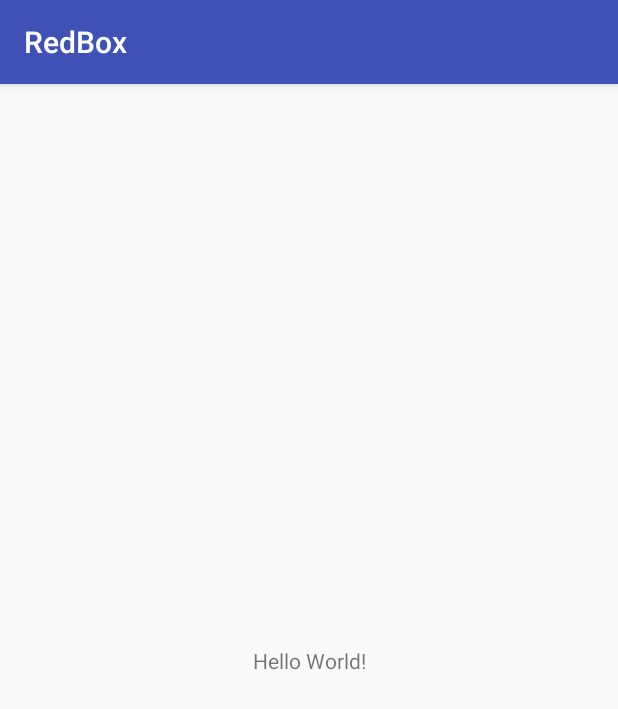
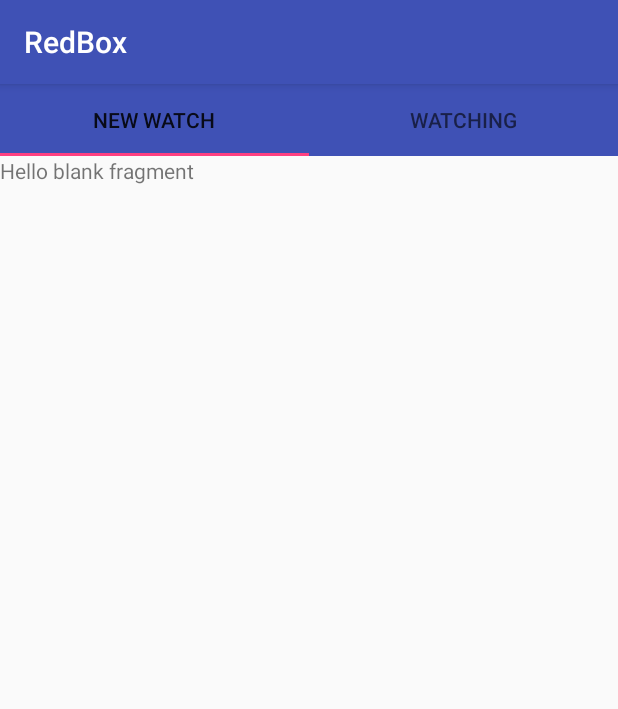
Before and after one commit to Trashcleaner/RedBox, an Android app: the screen it shows after launch (MainActivity), on a phone screen of 412 x 824 dp. Shown: the top 709 px of the screen. Run offline under Robolectric (Android 15) with nearby library versions, the phone set to English and light mode, and no system bars.

Commit message:
App with tabs

```diff
--- a/app/build.gradle
+++ b/app/build.gradle
@@ -26,5 +26,9 @@ dependencies {
     })
     compile 'com.android.support:appcompat-v7:25.3.1'
     compile 'com.android.support.constraint:constraint-layout:1.0.2'
+    compile 'com.android.support:support-v4:25.3.1'
+    compile 'com.android.support:recyclerview-v7:25.3.1'
+    compile 'com.android.support:design:25.3.1'
+
     testCompile 'junit:junit:4.12'
 }
--- a/app/src/main/AndroidManifest.xml
+++ b/app/src/main/AndroidManifest.xml
@@ -9,7 +9,7 @@
         android:roundIcon="@mipmap/ic_launcher_round"
         android:supportsRtl="true"
         android:theme="@style/AppTheme">
-        <activity android:name=".MainActivity">
+        <activity android:name=".activities.MainActivity">
             <intent-filter>
                 <action android:name="android.intent.action.MAIN" />
 
--- a/app/src/main/java/com/kiwi/redbox/redbox/MainActivity.java
+++ /dev/null
@@ -1,13 +0,0 @@
-package com.kiwi.redbox.redbox;
-
-import android.support.v7.app.AppCompatActivity;
-import android.os.Bundle;
-
-public class MainActivity extends AppCompatActivity {
-
-    @Override
-    protected void onCreate(Bundle savedInstanceState) {
-        super.onCreate(savedInstanceState);
-        setContentView(R.layout.activity_main);
-    }
-}
--- /dev/null
+++ b/app/src/main/java/com/kiwi/redbox/redbox/activities/MainActivity.java
@@ -0,0 +1,76 @@
+package com.kiwi.redbox.redbox.activities;
+
+import android.net.Uri;
+import android.os.Bundle;
+import android.support.design.widget.TabLayout;
+import android.support.v4.view.ViewPager;
+import android.support.v7.app.AppCompatActivity;
+import android.widget.Toast;
+
+import com.kiwi.redbox.redbox.R;
+import com.kiwi.redbox.redbox.adapters.SectionPagerAdapter;
+import com.kiwi.redbox.redbox.fragments.NewWatchFragment;
+import com.kiwi.redbox.redbox.fragments.WatchingFragment;
+import com.kiwi.redbox.redbox.adapters.WatchingItemRecyclerViewAdapter;
+import com.kiwi.redbox.redbox.fragments.content.WatchingFlightsContent;
+
+public class MainActivity extends AppCompatActivity implements WatchingFragment.OnListFragmentInteractionListener, NewWatchFragment.OnFragmentInteractionListener{
+
+    private static final String TAG = "MainActivity";
+    private ViewPager mPager;
+    private TabLayout mTabLayout;
+    private SectionPagerAdapter mAdapter;
+
+    @Override
+    protected void onCreate(Bundle savedInstanceState) {
+        super.onCreate(savedInstanceState);
+        setContentView(R.layout.activity_main);
+
+        mPager = (ViewPager) findViewById(R.id.pager);
+        mTabLayout = (TabLayout) findViewById(R.id.tabs);
+
+        mAdapter = new SectionPagerAdapter(getSupportFragmentManager());
+        mPager.setAdapter(mAdapter);
+
+
+        // Tabs Configuration
+        final TabLayout.Tab newWatch = mTabLayout.newTab();
+        final TabLayout.Tab watching = mTabLayout.newTab();
+
+        newWatch.setText("New watch");
+        watching.setText("Watching");
+
+        mTabLayout.addTab(newWatch, 0);
+        mTabLayout.addTab(watching, 1);
+
+        mPager.addOnPageChangeListener(new TabLayout.TabLayoutOnPageChangeListener(mTabLayout));
+
+        mTabLayout.addOnTabSelectedListener(new TabLayout.OnTabSelectedListener() {
+            @Override
+            public void onTabSelected(TabLayout.Tab tab) {
+                mPager.setCurrentItem(tab.getPosition());
+            }
+
+            @Override
+            public void onTabUnselected(TabLayout.Tab tab) {
+
+            }
+
+            @Override
+            public void onTabReselected(TabLayout.Tab tab) {
+
+            }
+        });
+    }
+
+    @Override
+    public void onListFragmentInteraction(WatchingFlightsContent.WatchingFlight item) {
+        Toast.makeText(getApplicationContext(), TAG + " onListFragmentInteraction",Toast.LENGTH_SHORT).show();
+    }
+
+    @Override
+    public void onFragmentInteraction(Uri uri) {
+        Toast.makeText(getApplicationContext(), TAG + " onFragmentInteraction",Toast.LENGTH_SHORT).show();
+
+    }
+}
--- /dev/null
+++ b/app/src/main/java/com/kiwi/redbox/redbox/adapters/SectionPagerAdapter.java
@@ -0,0 +1,37 @@
+package com.kiwi.redbox.redbox.adapters;
+
+import android.support.v4.app.Fragment;
+import android.support.v4.app.FragmentManager;
+import android.support.v4.app.FragmentPagerAdapter;
+
+import com.kiwi.redbox.redbox.fragments.NewWatchFragment;
+import com.kiwi.redbox.redbox.fragments.WatchingFragment;
+
+/**
+ * Created by obrusvit on 24.6.17.
+ */
+
+public class SectionPagerAdapter extends FragmentPagerAdapter {
+
+
+    public SectionPagerAdapter(FragmentManager fm) {
+        super(fm);
+    }
+
+    @Override
+    public Fragment getItem(int position) {
+
+        switch (position){
+            case 0:
+                return new NewWatchFragment();
+            case 1:
+                return new WatchingFragment();
+        }
+        return null;
+    }
+
+    @Override
+    public int getCount() {
+        return 2;
+    }
+}
--- /dev/null
+++ b/app/src/main/java/com/kiwi/redbox/redbox/adapters/WatchingItemRecyclerViewAdapter.java
@@ -0,0 +1,78 @@
+package com.kiwi.redbox.redbox.adapters;
+
+import android.support.v7.widget.RecyclerView;
+import android.view.LayoutInflater;
+import android.view.View;
+import android.view.ViewGroup;
+import android.widget.TextView;
+
+import com.kiwi.redbox.redbox.R;
+import com.kiwi.redbox.redbox.fragments.WatchingFragment.OnListFragmentInteractionListener;
+import com.kiwi.redbox.redbox.fragments.content.WatchingFlightsContent.WatchingFlight;
+
+import java.util.List;
+
+/**
+ * {@link RecyclerView.Adapter} that can display a {@link WatchingFlight} and makes a call to the
+ * specified {@link OnListFragmentInteractionListener}.
+ * TODO: Replace the implementation with code for your data type.
+ */
+public class WatchingItemRecyclerViewAdapter extends RecyclerView.Adapter<WatchingItemRecyclerViewAdapter.ViewHolder> {
+
+    private final List<WatchingFlight> mValues;
+    private final OnListFragmentInteractionListener mListener;
+
+    public WatchingItemRecyclerViewAdapter(List<WatchingFlight> items, OnListFragmentInteractionListener listener) {
+        mValues = items;
+        mListener = listener;
+    }
+
+    @Override
+    public ViewHolder onCreateViewHolder(ViewGroup parent, int viewType) {
+        View view = LayoutInflater.from(parent.getContext())
+                .inflate(R.layout.fragment_item, parent, false);
+        return new ViewHolder(view);
+    }
+
+    @Override
+    public void onBindViewHolder(final ViewHolder holder, int position) {
+        holder.mItem = mValues.get(position);
+        holder.mIdView.setText(mValues.get(position).id);
+        holder.mContentView.setText(mValues.get(position).content);
+
+        holder.mView.setOnClickListener(new View.OnClickListener() {
+            @Override
+            public void onClick(View v) {
+                if (null != mListener) {
+                    // Notify the active callbacks interface (the activity, if the
+                    // fragment is attached to one) that an item has been selected.
+                    mListener.onListFragmentInteraction(holder.mItem);
+                }
+            }
+        });
+    }
+
+    @Override
+    public int getItemCount() {
+        return mValues.size();
+    }
+
+    public class ViewHolder extends RecyclerView.ViewHolder {
+        public final View mView;
+        public final TextView mIdView;
+        public final TextView mContentView;
+        public WatchingFlight mItem;
+
+        public ViewHolder(View view) {
+            super(view);
+            mView = view;
+            mIdView = (TextView) view.findViewById(R.id.id);
+            mContentView = (TextView) view.findViewById(R.id.content);
+        }
+
+        @Override
+        public String toString() {
+            return super.toString() + " '" + mContentView.getText() + "'";
+        }
+    }
+}
--- /dev/null
+++ b/app/src/main/java/com/kiwi/redbox/redbox/fragments/NewWatchFragment.java
@@ -0,0 +1,109 @@
+package com.kiwi.redbox.redbox.fragments;
+
+import android.content.Context;
+import android.net.Uri;
+import android.os.Bundle;
+import android.support.v4.app.Fragment;
+import android.view.LayoutInflater;
+import android.view.View;
+import android.view.ViewGroup;
+
+import com.kiwi.redbox.redbox.R;
+
+/**
+ * A simple {@link Fragment} subclass.
+ * Activities that contain this fragment must implement the
+ * {@link NewWatchFragment.OnFragmentInteractionListener} interface
+ * to handle interaction events.
+ * Use the {@link NewWatchFragment#newInstance} factory method to
+ * create an instance of this fragment.
+ */
+public class NewWatchFragment extends Fragment {
+    // TODO: Rename parameter arguments, choose names that match
+    // the fragment initialization parameters, e.g. ARG_ITEM_NUMBER
+    private static final String ARG_PARAM1 = "param1";
+    private static final String ARG_PARAM2 = "param2";
+
+    // TODO: Rename and change types of parameters
+    private String mParam1;
+    private String mParam2;
+
+    private OnFragmentInteractionListener mListener;
+
+    public NewWatchFragment() {
+        // Required empty public constructor
+    }
+
+    /**
+     * Use this factory method to create a new instance of
+     * this fragment using the provided parameters.
+     *
+     * @param param1 Parameter 1.
+     * @param param2 Parameter 2.
+     * @return A new instance of fragment NewWatchFragment.
+     */
+    // TODO: Rename and change types and number of parameters
+    public static NewWatchFragment newInstance(String param1, String param2) {
+        NewWatchFragment fragment = new NewWatchFragment();
+        Bundle args = new Bundle();
+        args.putString(ARG_PARAM1, param1);
+        args.putString(ARG_PARAM2, param2);
+        fragment.setArguments(args);
+        return fragment;
+    }
+
+    @Override
+    public void onCreate(Bundle savedInstanceState) {
+        super.onCreate(savedInstanceState);
+        if (getArguments() != null) {
+            mParam1 = getArguments().getString(ARG_PARAM1);
+            mParam2 = getArguments().getString(ARG_PARAM2);
+        }
+    }
+
+    @Override
+    public View onCreateView(LayoutInflater inflater, ViewGroup container,
+                             Bundle savedInstanceState) {
+        // Inflate the layout for this fragment
+        return inflater.inflate(R.layout.fragment_new_watch, container, false);
+    }
+
+    // TODO: Rename method, update argument and hook method into UI event
+    public void onButtonPressed(Uri uri) {
+        if (mListener != null) {
+            mListener.onFragmentInteraction(uri);
+        }
+    }
+
+    @Override
+    public void onAttach(Context context) {
+        super.onAttach(context);
+        if (context instanceof OnFragmentInteractionListener) {
+            mListener = (OnFragmentInteractionListener) context;
+        } else {
+            throw new RuntimeException(context.toString()
+                    + " must implement OnFragmentInteractionListener");
+        }
+    }
+
+    @Override
+    public void onDetach() {
+        super.onDetach();
+        mListener = null;
+    }
+
+    /**
+     * This interface must be implemented by activities that contain this
+     * fragment to allow an interaction in this fragment to be communicated
+     * to the activity and potentially other fragments contained in that
+     * activity.
+     * <p>
+     * See the Android Training lesson <a href=
+     * "http://developer.android.com/training/basics/fragments/communicating.html"
+     * >Communicating with Other Fragments</a> for more information.
+     */
+    public interface OnFragmentInteractionListener {
+        // TODO: Update argument type and name
+        void onFragmentInteraction(Uri uri);
+    }
+}
--- /dev/null
+++ b/app/src/main/java/com/kiwi/redbox/redbox/fragments/WatchingFragment.java
@@ -0,0 +1,109 @@
+package com.kiwi.redbox.redbox.fragments;
+
+import android.content.Context;
+import android.os.Bundle;
+import android.support.v4.app.Fragment;
+import android.support.v7.widget.GridLayoutManager;
+import android.support.v7.widget.LinearLayoutManager;
+import android.support.v7.widget.RecyclerView;
+import android.view.LayoutInflater;
+import android.view.View;
+import android.view.ViewGroup;
+
+import com.kiwi.redbox.redbox.R;
+import com.kiwi.redbox.redbox.adapters.WatchingItemRecyclerViewAdapter;
+import com.kiwi.redbox.redbox.fragments.content.WatchingFlightsContent;
+import com.kiwi.redbox.redbox.fragments.content.WatchingFlightsContent.WatchingFlight;
+
+/**
+ * A fragment representing a list of Items.
+ * <p/>
+ * Activities containing this fragment MUST implement the {@link OnListFragmentInteractionListener}
+ * interface.
+ */
+public class WatchingFragment extends Fragment {
+
+    // TODO: Customize parameter argument names
+    private static final String ARG_COLUMN_COUNT = "column-count";
+    // TODO: Customize parameters
+    private int mColumnCount = 1;
+    private OnListFragmentInteractionListener mListener;
+
+    /**
+     * Mandatory empty constructor for the fragment manager to instantiate the
+     * fragment (e.g. upon screen orientation changes).
+     */
+    public WatchingFragment() {
+    }
+
+    // TODO: Customize parameter initialization
+    @SuppressWarnings("unused")
+    public static WatchingFragment newInstance(int columnCount) {
+        WatchingFragment fragment = new WatchingFragment();
+        Bundle args = new Bundle();
+        args.putInt(ARG_COLUMN_COUNT, columnCount);
+        fragment.setArguments(args);
+        return fragment;
+    }
+
+    @Override
+    public void onCreate(Bundle savedInstanceState) {
+        super.onCreate(savedInstanceState);
+
+        if (getArguments() != null) {
+            mColumnCount = getArguments().getInt(ARG_COLUMN_COUNT);
+        }
+    }
+
+    @Override
+    public View onCreateView(LayoutInflater inflater, ViewGroup container,
+                             Bundle savedInstanceState) {
+        View view = inflater.inflate(R.layout.fragment_item_list, container, false);
+
+        // Set the adapter
+        if (view instanceof RecyclerView) {
+            Context context = view.getContext();
+            RecyclerView recyclerView = (RecyclerView) view;
+            if (mColumnCount <= 1) {
+                recyclerView.setLayoutManager(new LinearLayoutManager(context));
+            } else {
+                recyclerView.setLayoutManager(new GridLayoutManager(context, mColumnCount));
+            }
+            recyclerView.setAdapter(new WatchingItemRecyclerViewAdapter(WatchingFlightsContent.ITEMS, mListener));
+        }
+        return view;
+    }
+
+
+    @Override
+    public void onAttach(Context context) {
+        super.onAttach(context);
+        if (context instanceof OnListFragmentInteractionListener) {
+            mListener = (OnListFragmentInteractionListener) context;
+        } else {
+            throw new RuntimeException(context.toString()
+                    + " must implement OnListFragmentInteractionListener");
+        }
+    }
+
+    @Override
+    public void onDetach() {
+        super.onDetach();
+        mListener = null;
+    }
+
+    /**
+     * This interface must be implemented by activities that contain this
+     * fragment to allow an interaction in this fragment to be communicated
+     * to the activity and potentially other fragments contained in that
+     * activity.
+     * <p/>
+     * See the Android Training lesson <a href=
+     * "http://developer.android.com/training/basics/fragments/communicating.html"
+     * >Communicating with Other Fragments</a> for more information.
+     */
+    public interface OnListFragmentInteractionListener {
+        // TODO: Update argument type and name
+        void onListFragmentInteraction(WatchingFlight item);
+    }
+}
--- /dev/null
+++ b/app/src/main/java/com/kiwi/redbox/redbox/fragments/content/WatchingFlightsContent.java
@@ -0,0 +1,72 @@
+package com.kiwi.redbox.redbox.fragments.content;
+
+import java.util.ArrayList;
+import java.util.HashMap;
+import java.util.List;
+import java.util.Map;
+
+/**
+ * Helper class for providing sample content for user interfaces created by
+ * Android template wizards.
+ * <p>
+ * TODO: Replace all uses of this class before publishing your app.
+ */
+public class WatchingFlightsContent {
+
+    /**
+     * An array of sample (dummy) items.
+     */
+    public static final List<WatchingFlight> ITEMS = new ArrayList<WatchingFlight>();
+
+    /**
+     * A map of sample (dummy) items, by ID.
+     */
+    public static final Map<String, WatchingFlight> ITEM_MAP = new HashMap<String, WatchingFlight>();
+
+    private static final int COUNT = 3;
+
+    static {
+        // Add some sample items.
+        for (int i = 1; i <= COUNT; i++) {
+            addItem(createDummyItem(i));
+        }
+    }
+
+    private static void addItem(WatchingFlight item) {
+        ITEMS.add(item);
+        ITEM_MAP.put(item.id, item);
+    }
+
+    private static WatchingFlight createDummyItem(int position) {
+        return new WatchingFlight(String.valueOf(position), "Item " + position, makeDetails(position));
+    }
+
+    private static String makeDetails(int position) {
+        StringBuilder builder = new StringBuilder();
+        builder.append("Details about Item: ").append(position);
+        for (int i = 0; i < position; i++) {
+            builder.append("\nMore details information here.");
+        }
+        return builder.toString();
+    }
+
+    /**
+     * A dummy item representing a piece of content.
+     */
+    public static class WatchingFlight {
+        public final String id;
+        public final String content;
+        public final String details;
+
+        public WatchingFlight(String id, String content, String details) {
+            this.id = id;
+            this.content = content;
+            this.details = details;
+        }
+
+        @Override
+        public String toString() {
+            return content;
+        }
+    }
+}
--- a/app/src/main/res/layout/activity_main.xml
+++ b/app/src/main/res/layout/activity_main.xml
@@ -4,15 +4,36 @@
     xmlns:tools="http://schemas.android.com/tools"
     android:layout_width="match_parent"
     android:layout_height="match_parent"
-    tools:context="com.kiwi.redbox.redbox.MainActivity">
+    tools:context="com.kiwi.redbox.redbox.activities.MainActivity">
 
-    <TextView
-        android:layout_width="wrap_content"
+
+    <android.support.v4.view.ViewPager
+        android:id="@+id/pager"
+        android:layout_width="0dp"
+        android:layout_height="0dp"
+        android:layout_below="@+id/tabs"
+        android:layout_marginBottom="8dp"
+        app:layout_constraintBottom_toBottomOf="parent"
+        android:layout_marginRight="0dp"
+        app:layout_constraintRight_toRightOf="parent"
+        android:layout_marginLeft="0dp"
+        app:layout_constraintLeft_toLeftOf="parent"
+        app:layout_constraintHorizontal_bias="0.0"
+        android:layout_marginTop="0dp"
+        app:layout_constraintTop_toBottomOf="@+id/tabs" />
+
+    <android.support.design.widget.TabLayout
+        android:id="@+id/tabs"
+        android:layout_width="0dp"
         android:layout_height="wrap_content"
-        android:text="Hello World!"
-        app:layout_constraintBottom_toBottomOf="parent"
+        android:layout_alignParentLeft="true"
+        android:layout_alignParentStart="true"
+        android:layout_marginLeft="0dp"
+        android:layout_marginRight="0dp"
+        android:background="?colorPrimary"
+        app:layout_constraintHorizontal_bias="0.0"
         app:layout_constraintLeft_toLeftOf="parent"
         app:layout_constraintRight_toRightOf="parent"
-        app:layout_constraintTop_toTopOf="parent" />
-
+        app:layout_constraintTop_toTopOf="parent"
+        android:layout_marginTop="0dp" />
 </android.support.constraint.ConstraintLayout>
--- /dev/null
+++ b/app/src/main/res/layout/fragment_new_watch.xml
@@ -0,0 +1,14 @@
+<FrameLayout xmlns:android="http://schemas.android.com/apk/res/android"
+    xmlns:tools="http://schemas.android.com/tools"
+    android:layout_width="match_parent"
+    android:layout_height="match_parent"
+    tools:context="com.kiwi.redbox.redbox.fragments.NewWatchFragment">
+
+    <!-- TODO: Update blank fragment layout -->
+    <TextView
+        android:layout_width="match_parent"
+        android:layout_height="match_parent"
+        android:text="@string/hello_blank_fragment"
+        android:fontFamily="an"/>
+
+</FrameLayout>
--- /dev/null
+++ b/app/src/main/res/values/dimens.xml
@@ -0,0 +1,4 @@
+<?xml version="1.0" encoding="utf-8"?>
+<resources>
+    <dimen name="text_margin">16dp</dimen>
+</resources>
--- a/app/src/main/res/values/strings.xml
+++ b/app/src/main/res/values/strings.xml
@@ -1,3 +1,6 @@
 <resources>
     <string name="app_name">RedBox</string>
+
+    <!-- TODO: Remove or change this placeholder text -->
+    <string name="hello_blank_fragment">Hello blank fragment</string>
 </resources>
```
Also changed, not shown: app/src/main/res/layout/fragment_item.xml (added, +20 -0 lines), app/src/main/res/layout/fragment_item_list.xml (added, +13 -0 lines).
